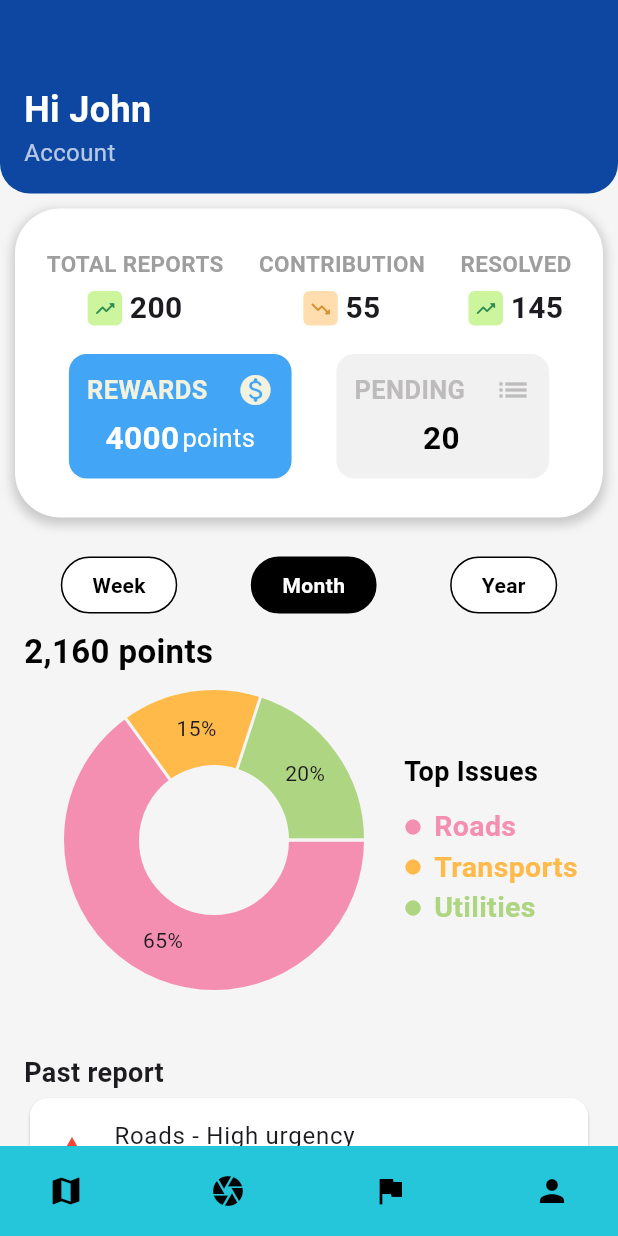
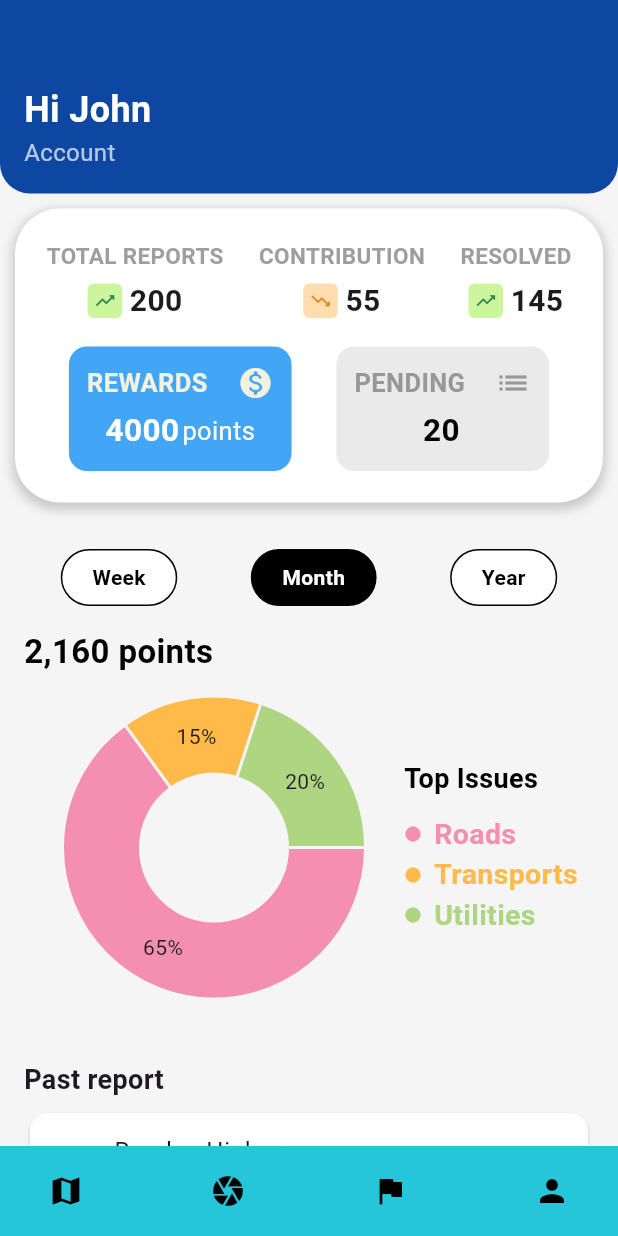
Before and after one commit to junhubdotcom/vhack_steadypunpipi, a Flutter app: the screen it shows after launch, item 4 of the bottom bar chosen, on a phone screen of 412 x 824 dp. Run offline on Flutter 3.47's test engine with Material 3 defaults, Android fonts, the phone set to English and light mode, and no system bars; drawn by our look-alikes of fl_chart.

Commit message:
update profile & Government Dashboard

```diff
--- a/lib/screens/profile/profile.dart
+++ b/lib/screens/profile/profile.dart
@@ -6,23 +6,23 @@ import 'package:steadypunpipi_vhack/screens/profile/profileSection/reward.dart';
 
 import 'profileSection/chartSection.dart';
 
-//  void main() {
-//   runApp(MyApp());
-// }
+ void main() {
+  runApp(MyApp());
+}
 
-// class MyApp extends StatelessWidget {
-//   const MyApp({super.key});
+class MyApp extends StatelessWidget {
+  const MyApp({super.key});
 
-//   @override
-//   Widget build(BuildContext context) {
-//     return MaterialApp(
-//       title: 'Flutter Tab Navigation',
-//       debugShowCheckedModeBanner: false,
-//       theme: ThemeData(primarySwatch: Colors.blue),
-//       home: ProfilePage(),
-//     );
-//   }
-// }
+  @override
+  Widget build(BuildContext context) {
+    return MaterialApp(
+      title: 'Flutter Tab Navigation',
+      debugShowCheckedModeBanner: false,
+      theme: ThemeData(primarySwatch: Colors.blue),
+      home: ProfilePage(),
+    );
+  }
+}
  class ProfilePage extends StatelessWidget {
    @override
    Widget build(BuildContext context) {
@@ -33,17 +33,7 @@ import 'profileSection/chartSection.dart';
           crossAxisAlignment: CrossAxisAlignment.start,
           children: [
             HeaderSection(),
-            Padding(
-              padding: const EdgeInsets.all(10),
-              child: Container(
-                padding: EdgeInsets.symmetric(horizontal: 5, vertical: 10),
-                decoration: BoxDecoration(
-                  color: Colors.white,
-                  borderRadius: BorderRadius.circular(30),
-                  boxShadow: [BoxShadow(color: Colors.grey.withOpacity(0.5), spreadRadius: 2, blurRadius: 5, offset: Offset(0, 3))]),
-                child: StatsSection(),
-                ),
-              ),
+            StatsSection(),
             ChartSection(),
             PastReportsSection(),
             MyRewardsSection(),
--- a/lib/screens/profile/profileSection/StatsSection.dart
+++ b/lib/screens/profile/profileSection/StatsSection.dart
@@ -12,7 +12,16 @@ class StatsSection extends StatelessWidget {
     );
   @override
   Widget build(BuildContext context){
-    return Padding(padding: const EdgeInsets.all(16.0),
+    return Padding(padding: const EdgeInsets.fromLTRB(10, 10, 10, 15),
+    child: Container(
+      padding: EdgeInsets.all(7),
+      decoration: BoxDecoration(
+        color: Colors.white,
+        borderRadius: BorderRadius.circular(30),
+        boxShadow: [BoxShadow(color: Colors.grey.withOpacity(0.5),spreadRadius: 2, blurRadius: 5, offset: Offset(0, 3))]
+      ),
+      child: Padding(
+        padding: const EdgeInsets.all(14.0),
         child: Column(
           children: [
             Row(
@@ -31,13 +40,15 @@ class StatsSection extends StatelessWidget {
                 ],
               ),
           ],
+        ),
+      ),
     ),);
   }
     _buildSummaryCard({required String title, required IconData iconData, required String value, String? unit,Color? containerColor, Color? titleColor, Color? valueColor}) {
     return Container(
       padding: EdgeInsets.all(12),
       decoration: BoxDecoration(
-        color: containerColor??Color(0xFFF1F1F1),
+        color: containerColor??Color(0xFFEAEAEA),
         borderRadius: BorderRadius.circular(12),
       ),
       child: Column(
@@ -46,9 +57,9 @@ class StatsSection extends StatelessWidget {
           Row(
             mainAxisAlignment: MainAxisAlignment.spaceBetween,
             children: [
-              Text(title, style: TextStyle(fontWeight: FontWeight.bold,fontSize: 17,color: titleColor??Color(0xFFBDBBBB))),
+              Text(title, style: TextStyle(fontWeight: FontWeight.bold,fontSize: 17,color: titleColor??Color(0xFF979797))),
               SizedBox(width: 20),
-              Icon(iconData, color: titleColor??Color(0xFFBDBBBB))
+              Icon(iconData, color: titleColor??Color(0xFF979797))
             ],
           ),
           SizedBox(height: 5),
--- a/lib/screens/profile/profileSection/chartSection.dart
+++ b/lib/screens/profile/profileSection/chartSection.dart
@@ -28,12 +28,12 @@ class _ChartSectionState extends State<ChartSection> {
             mainAxisAlignment: MainAxisAlignment.spaceAround,
             children: tabs.map((tab) => _buildTabButton(tab)).toList(),
           ),
-          const SizedBox(height: 10),
+          const SizedBox(height: 15),
           const Text(
             '2,160 points',
             style: TextStyle(fontSize: 22, fontWeight: FontWeight.bold, color: Colors.black),
           ),
-          const SizedBox(height: 10),
+          const SizedBox(height: 15),
           Row(
             children: [
               Expanded(
--- a/lib/screens/profile/profileSection/pastReport.dart
+++ b/lib/screens/profile/profileSection/pastReport.dart
@@ -29,13 +29,15 @@ class PastReportsSection extends StatelessWidget {
   PastReportsSection({super.key});
   @override
   Widget build(BuildContext context) {
-    return Padding(
+    return Container(
+      // color: Colors.lightBlueAccent,
       padding: EdgeInsets.all(16.0),
       child: Column(
         crossAxisAlignment: CrossAxisAlignment.start,
         children: [
           Text("Past report", style: TextStyle(fontSize: 18, fontWeight: FontWeight.bold)),
           ListView.builder(
+            padding: EdgeInsets.only(top: 5),
             shrinkWrap: true,
             physics: NeverScrollableScrollPhysics(),
             itemCount: pastReportData.length,
--- a/lib/screens/profile/profileSection/reward.dart
+++ b/lib/screens/profile/profileSection/reward.dart
@@ -26,6 +26,7 @@ class MyRewardsSection extends StatelessWidget {
         crossAxisAlignment: CrossAxisAlignment.start,
         children: [
           Text("My Rewards", style: TextStyle(fontSize: 18, fontWeight: FontWeight.bold)),
+          SizedBox(height: 5),
           Column(
             children: vouchers.map((voucher)=> VoucherTile(voucher:voucher)).toList(),
           ),
```
Also changed, not shown: lib/screens/GovDashboard/govDashboard.dart (+63 -12 lines). Lines whose indentation alone changed are shown as unchanged.
